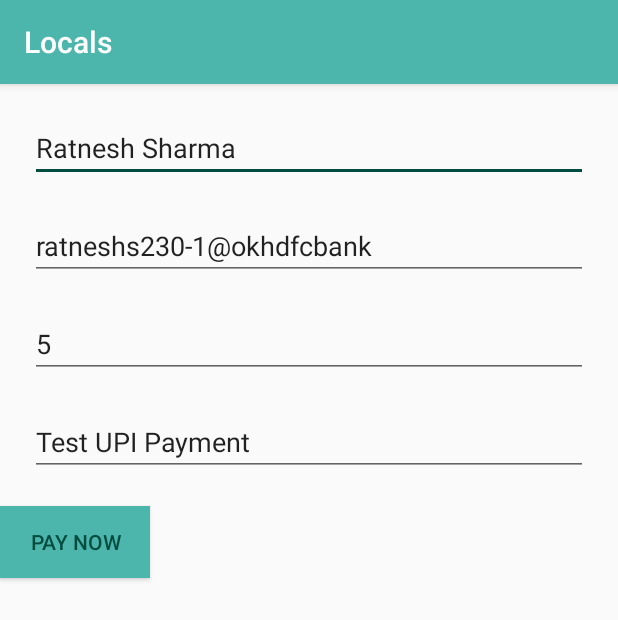
After one commit to ratneshs230/Locals_deliveryService, an Android app: the Payments_page screen opened directly, with no data from a screen before it, on a phone screen of 412 x 824 dp. The commit adds this screen. Shown: the top 620 px of the screen. Run offline under Robolectric (Android 15) with nearby library versions, the phone set to English and light mode, and no system bars.

Commit message:
Upi payment active

```diff
--- /dev/null
+++ b/app/src/main/res/drawable/ic_delete_black_24dp.xml
@@ -0,0 +1,4 @@
+<vector android:height="48dp" android:viewportHeight="24.0"
+    android:viewportWidth="24.0" android:width="48dp" xmlns:android="http://schemas.android.com/apk/res/android">
+    <path android:fillColor="#FF000000" android:pathData="M6,19c0,1.1 0.9,2 2,2h8c1.1,0 2,-0.9 2,-2V7H6v12zM19,4h-3.5l-1,-1h-5l-1,1H5v2h14V4z"/>
+</vector>
--- /dev/null
+++ b/app/src/main/res/layout/activity_payments_page.xml
@@ -0,0 +1,61 @@
+<?xml version="1.0" encoding="utf-8"?>
+<LinearLayout
+    xmlns:android="http://schemas.android.com/apk/res/android"
+    xmlns:tools="http://schemas.android.com/tools"
+    android:layout_width="match_parent"
+    android:layout_height="match_parent"
+    tools:context=".MainActivity"
+    android:orientation="vertical">
+    <EditText
+        android:layout_width="match_parent"
+        android:layout_height="wrap_content"
+        android:hint="Name"
+        android:layout_marginLeft="20dp"
+        android:layout_marginRight="20dp"
+        android:layout_marginTop="20dp"
+        android:id="@+id/name"
+        android:text="Ratnesh Sharma"/>
+
+    <EditText
+        android:layout_width="match_parent"
+        android:layout_height="wrap_content"
+        android:hint="UPI ID"
+        android:layout_marginLeft="20dp"
+        android:layout_marginRight="20dp"
+        android:layout_marginTop="20dp"
+        android:id="@+id/upi_id"
+        android:text="ratneshs230-1@okhdfcbank"/>
+
+    <EditText
+        android:layout_width="match_parent"
+        android:layout_height="wrap_content"
+        android:hint="Amount"
+        android:layout_marginLeft="20dp"
+        android:layout_marginRight="20dp"
+        android:layout_marginTop="20dp"
+        android:id="@+id/amount_et"
+        android:inputType="numberDecimal"
+        android:text="5"/>
+
+
+    <EditText
+        android:layout_width="match_parent"
+        android:layout_height="wrap_content"
+        android:hint="Note"
+        android:layout_marginLeft="20dp"
+        android:layout_marginRight="20dp"
+        android:layout_marginTop="20dp"
+        android:id="@+id/note"
+        android:text="Test UPI Payment"/>
+
+    <Button
+        android:layout_width="100dp"
+        android:layout_height="wrap_content"
+        android:background="@color/colorPrimary"
+        android:id="@+id/send"
+        android:layout_marginTop="20dp"
+        android:layout_centerHorizontal="true"
+        android:text="Pay Now"/>
+
+
+</LinearLayout>
--- /dev/null
+++ b/app/src/main/res/values-v21/styles.xml
@@ -0,0 +1,8 @@
+<resources>
+
+    <style name="AppTheme.NoActionBar">
+        <item name="windowActionBar">false</item>
+        <item name="windowNoTitle">true</item>
+        <item name="android:statusBarColor">@android:color/transparent</item>
+    </style>
+</resources>
```
Also changed, not shown: app/src/main/java/com/example/locals/Payments_page.java (added, +186 -0 lines), app/src/main/java/com/example/locals/Products_page.java (+2 -35 lines), app/src/main/res/drawable/ic_menu_camera.xml (added, +12 -0 lines), app/src/main/res/drawable/ic_menu_gallery.xml (added, +9 -0 lines), app/src/main/res/drawable/ic_menu_slideshow.xml (added, +9 -0 lines), app/src/main/res/drawable/side_nav_bar.xml (added, +9 -0 lines), app/src/main/res/layout/cart_objectviw.xml (added, +108 -0 lines), app/src/main/res/menu/category_menu.xml (added, +13 -0 lines), app/src/main/res/values/dimens.xml (added, +8 -0 lines).
